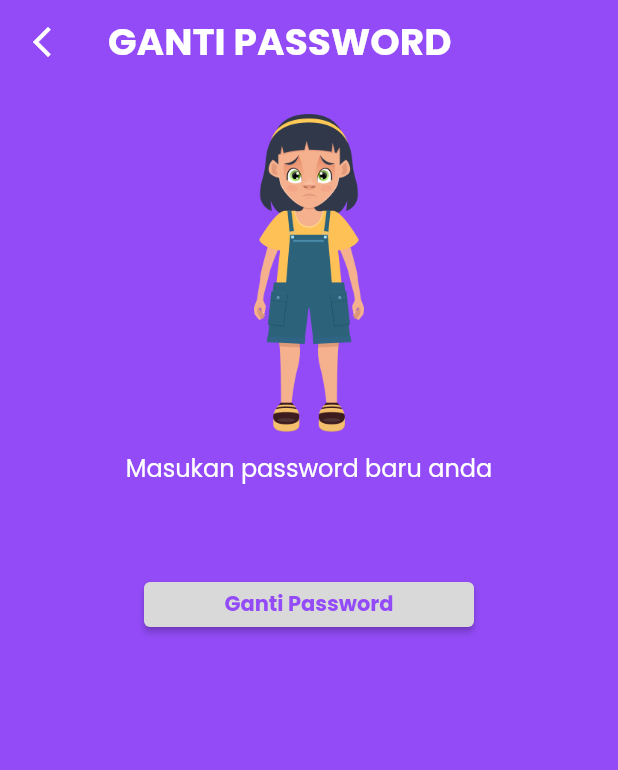
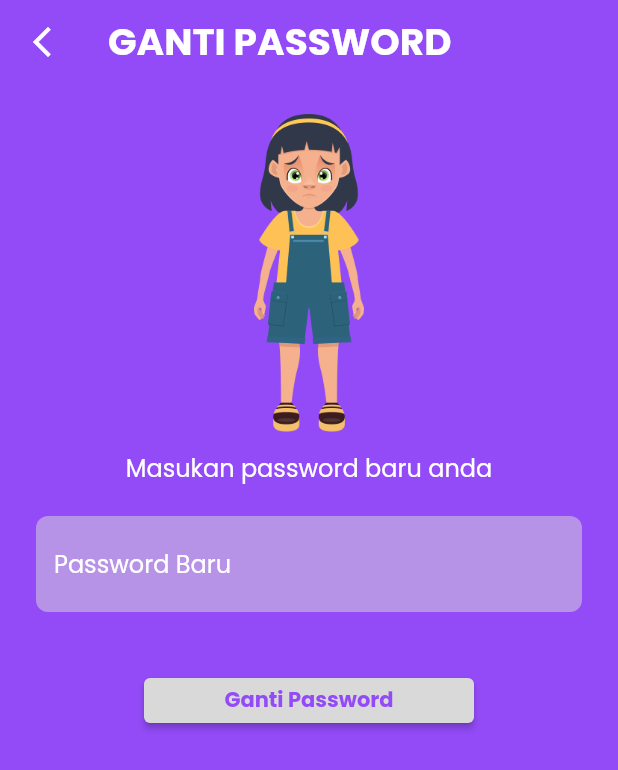
Before and after one commit to Hayolox/homy_school, a Flutter app: the ChangePasswordPage screen opened directly, on a phone screen of 412 x 824 dp. Shown: the top 770 px of the screen. Run offline on Flutter 3.47's test engine with Material 2 defaults, Android fonts, the phone set to English and light mode, and no system bars; our stand-ins replace cloud_firestore, delayed_display, email_validator, firebase_auth, firebase_core, google_fonts; accounts and stored records are empty.

Commit message:
change password in admin

```diff
--- a/lib/views/auth/auth_view_model.dart
+++ b/lib/views/auth/auth_view_model.dart
@@ -6,6 +6,7 @@ import 'package:homy_school/future/dialog.dart';
 import 'package:homy_school/splash_screen.dart';
 import 'package:homy_school/views/admin/beranda_page.dart';
 import 'package:cloud_firestore/cloud_firestore.dart';
+import 'package:homy_school/views/auth/change_password_page.dart';
 import 'package:homy_school/views/auth/login_page.dart';
 import 'package:homy_school/views/student/student_beranda_page.dart';
 
@@ -105,4 +106,11 @@ class AuthViewModel extends ChangeNotifier {
 
     return widgetNow;
   }
+
+  void changePassword(String paramPassword, BuildContext context) async {
+    await FirebaseAuth.instance.currentUser!.updatePassword(paramPassword);
+    passwordC.clear();
+    // ignore: use_build_context_synchronously
+    FutureDialog().alert(context, 'Succes', 'Password Sudah Diganti');
+  }
 }
--- a/lib/views/auth/change_password_page.dart
+++ b/lib/views/auth/change_password_page.dart
@@ -1,4 +1,6 @@
 import 'package:flutter/material.dart';
+import 'package:homy_school/views/auth/auth_view_model.dart';
+import 'package:provider/provider.dart';
 
 import '../../theme.dart';
 import '../../widgets/button.dart';
@@ -30,7 +32,8 @@ class ChangePasswordPage extends StatelessWidget {
       body: SingleChildScrollView(
         child: Padding(
           padding: const EdgeInsets.symmetric(vertical: 20, horizontal: 24),
-          child: Column(
+          child: Consumer<AuthViewModel>(builder: (context, value, child) {
+            return Column(
               children: [
                 Center(
                   child: Container(
@@ -53,20 +56,22 @@ class ChangePasswordPage extends StatelessWidget {
                 const SizedBox(
                   height: 20,
                 ),
-              // const TextFieldWidget(nameField: 'Password Lama', visible: true),
-              // const SizedBox(
-              //   height: 20,
-              // ),
-              // const TextFieldWidget(nameField: 'Password Baru', visible: true),
+                TextFieldWidget(
+                    nameField: 'Password Baru',
+                    visible: true,
+                    c: value.passwordC),
                 const SizedBox(
                   height: 24,
                 ),
                 Button(
                     nameButton: 'Ganti Password',
                     widthButton: 220,
-                  buttonFunction: () {}),
+                    buttonFunction: () {
+                      value.changePassword(value.passwordC.text, context);
+                    }),
               ],
-          ),
+            );
+          }),
         ),
       ),
     );
```
Lines whose indentation alone changed are shown as unchanged.
